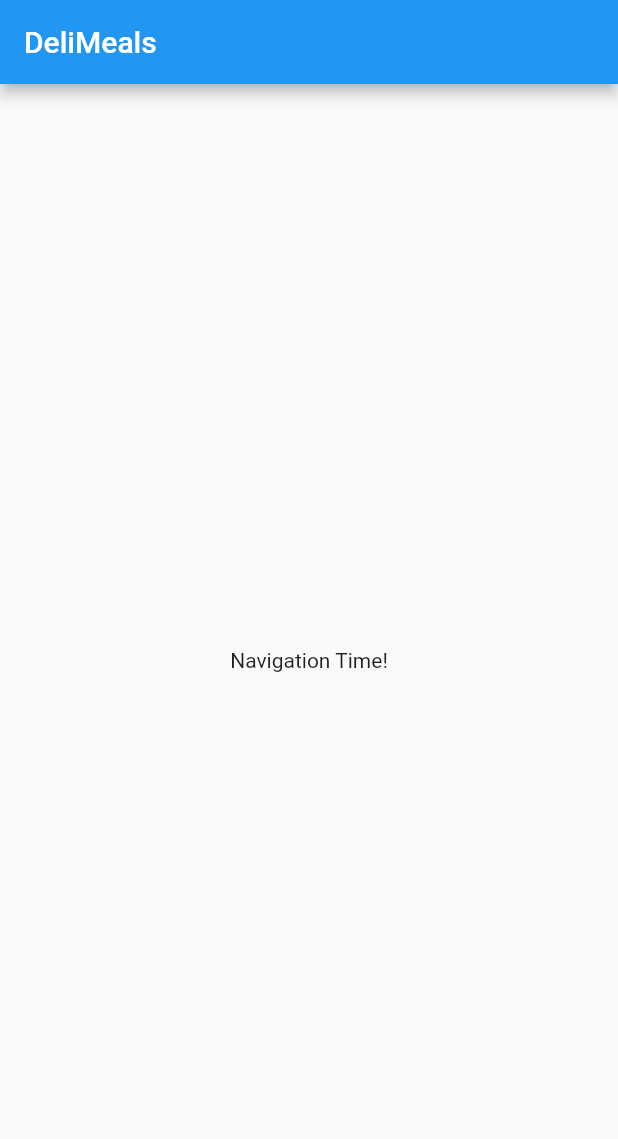
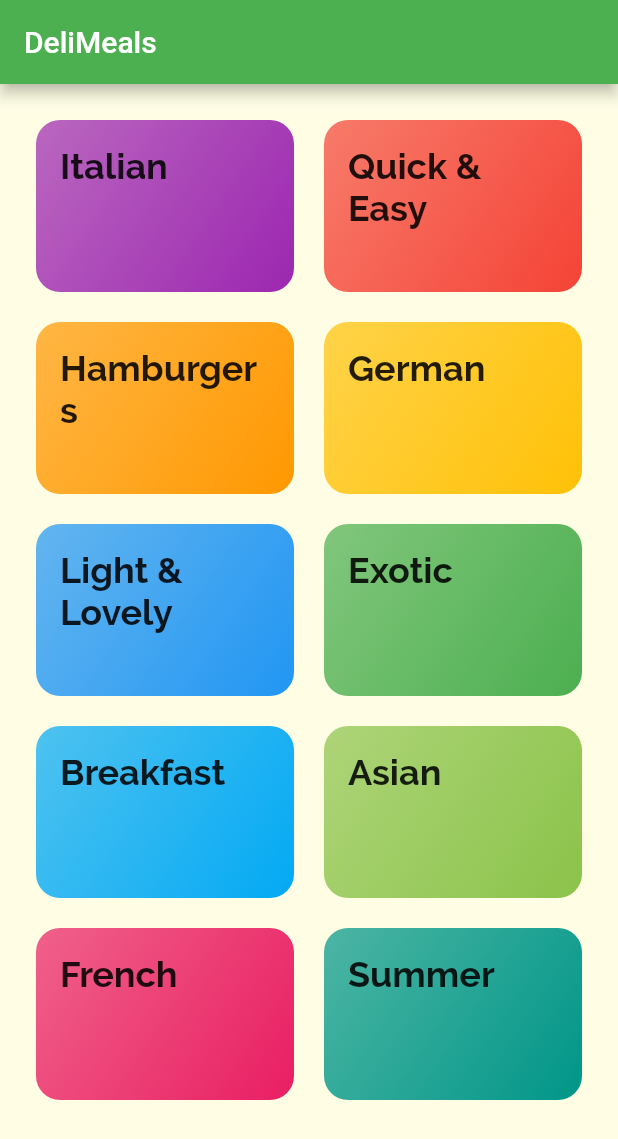
Before and after one commit to poowamin/flutter_meal_app, a Flutter app: the screen it shows after launch, on a phone screen of 412 x 824 dp. Shown: the top 1139 px of the screen. Run offline on Flutter 3.47's test engine with Material 2 defaults, Android fonts, the phone set to English and light mode, and no system bars; Roboto replaces fonts that are missing (Ralway).

Commit message:
init-comit

```diff
--- /dev/null
+++ b/lib/categories_screen.dart
@@ -0,0 +1,33 @@
+import 'package:flutter/material.dart';
+
+import './dummy_data.dart';
+import './category_item.dart';
+
+class CategoriesScreen extends StatelessWidget {
+  @override
+  Widget build(BuildContext context) {
+    return Scaffold(
+      appBar: AppBar(
+        title: const Text('DeliMeals'),
+      ),
+      body: GridView(
+        padding: const EdgeInsets.all(24),
+        gridDelegate: SliverGridDelegateWithMaxCrossAxisExtent(
+          maxCrossAxisExtent: 200,
+          childAspectRatio: 3 / 2,
+          crossAxisSpacing: 20,
+          mainAxisSpacing: 20,
+        ),
+        children: DUMMY_CATEGORIES
+            .map(
+              (mockData) => CategoryItem(
+                mockData.id,
+                mockData.title,
+                mockData.color,
+              ),
+            )
+            .toList(),
+      ),
+    );
+  }
+}
--- /dev/null
+++ b/lib/category_item.dart
@@ -0,0 +1,51 @@
+import 'package:flutter/material.dart';
+import './category_meals_screen.dart';
+
+class CategoryItem extends StatelessWidget {
+  final String id;
+  final String title;
+  final Color color;
+
+  CategoryItem(this.id, this.title, this.color);
+
+  void selectCategory(BuildContext ctx) {
+    Navigator.of(ctx).pushNamed(
+      '/category-meals',
+      arguments: {
+        'id': id,
+        'title': title,
+      },
+    );
+  }
+
+  @override
+  Widget build(BuildContext context) {
+    return InkWell(
+      onTap: () => selectCategory(context),
+      splashColor: Theme.of(context).primaryColor,
+      borderRadius: BorderRadius.circular(16),
+      child: Container(
+        padding: const EdgeInsets.all(16),
+        child: Text(
+          title,
+          style: TextStyle(
+            fontSize: 24,
+            fontFamily: 'Raleway',
+            fontWeight: FontWeight.bold,
+          ),
+        ),
+        decoration: BoxDecoration(
+          gradient: LinearGradient(
+            colors: [
+              color.withOpacity(0.7),
+              color,
+            ],
+            begin: Alignment.topLeft,
+            end: Alignment.bottomRight,
+          ),
+          borderRadius: BorderRadius.circular(16),
+        ),
+      ),
+    );
+  }
+}
--- /dev/null
+++ b/lib/category_meals_screen.dart
@@ -0,0 +1,24 @@
+import 'package:flutter/material.dart';
+
+class CategoryMealsScreen extends StatelessWidget {
+  // final String categoryId;
+  // final String categoryTitle;
+
+  // CategoryMealsScreen(this.categoryId, this.categoryTitle);
+
+  @override
+  Widget build(BuildContext context) {
+    final routeArgs =
+        ModalRoute.of(context).settings.arguments as Map<String, String>;
+    final categoryTitle = routeArgs['title'];
+    final categoryId = routeArgs['id'];
+    return Scaffold(
+      appBar: AppBar(
+        title: Text(categoryTitle),
+      ),
+      body: Center(
+        child: Text('The Recipes For The Category!'),
+      ),
+    );
+  }
+}
--- /dev/null
+++ b/lib/dummy_data.dart
@@ -0,0 +1,56 @@
+import 'package:flutter/material.dart';
+
+import './models/category.dart';
+
+const DUMMY_CATEGORIES = const [
+  Category(
+    id: 'c1',
+    title: 'Italian',
+    color: Colors.purple,
+  ),
+  Category(
+    id: 'c2',
+    title: 'Quick & Easy',
+    color: Colors.red,
+  ),
+  Category(
+    id: 'c3',
+    title: 'Hamburgers',
+    color: Colors.orange,
+  ),
+  Category(
+    id: 'c4',
+    title: 'German',
+    color: Colors.amber,
+  ),
+  Category(
+    id: 'c5',
+    title: 'Light & Lovely',
+    color: Colors.blue,
+  ),
+  Category(
+    id: 'c6',
+    title: 'Exotic',
+    color: Colors.green,
+  ),
+  Category(
+    id: 'c7',
+    title: 'Breakfast',
+    color: Colors.lightBlue,
+  ),
+  Category(
+    id: 'c8',
+    title: 'Asian',
+    color: Colors.lightGreen,
+  ),
+  Category(
+    id: 'c9',
+    title: 'French',
+    color: Colors.pink,
+  ),
+  Category(
+    id: 'c10',
+    title: 'Summer',
+    color: Colors.teal,
+  ),
+];
--- a/lib/main.dart
+++ b/lib/main.dart
@@ -1,4 +1,7 @@
 import 'package:flutter/material.dart';
+import 'package:flutter_complete_guide/category_meals_screen.dart';
+
+import './categories_screen.dart';
 
 void main() => runApp(MyApp());
 
@@ -8,29 +11,16 @@ class MyApp extends StatelessWidget {
     return MaterialApp(
       title: 'DeliMeals',
       theme: ThemeData(
-        primarySwatch: Colors.blue,
+        primarySwatch: Colors.green,
+        accentColor: Colors.amber,
+        canvasColor: Color.fromRGBO(255, 254, 229, 1),
+        fontFamily: 'Ralway',
       ),
-      home: MyHomePage(),
+      // home: CategoriesScreen(),
+      routes: {
+        '/': (ctx) => CategoriesScreen(),
+        '/category-meals': (ctx) => CategoryMealsScreen(),
+      },
     );
   }
 }
-
-class MyHomePage extends StatefulWidget {
-    @override
-  _MyHomePageState createState() => _MyHomePageState();
-}
-
-class _MyHomePageState extends State<MyHomePage> {
-
-  @override
-  Widget build(BuildContext context) {
-    return Scaffold(
-      appBar: AppBar(
-        title: Text('DeliMeals'),
-      ),
-      body: Center(
-        child: Text('Navigation Time!'),
-      ),
-    );
-  }
-}
--- /dev/null
+++ b/lib/models/category.dart
@@ -0,0 +1,13 @@
+import 'package:flutter/material.dart';
+
+class Category {
+  final String id;
+  final String title;
+  final Color color;
+
+  const Category({
+    @required this.id,
+    @required this.title,
+    @required this.color,
+  });
+}
```
Also changed, not shown: pubspec.yaml (+22 -6 lines), assets/fonts/Raleway-Black.ttf (added), assets/fonts/Raleway-Bold.ttf (added), assets/fonts/Raleway-Regular.ttf (added), assets/fonts/RobotoCondensed-Bold.ttf (added), assets/fonts/RobotoCondensed-Italic.ttf (added), assets/fonts/RobotoCondensed-Light.ttf (added), assets/fonts/RobotoCondensed-Regular.ttf (added).
